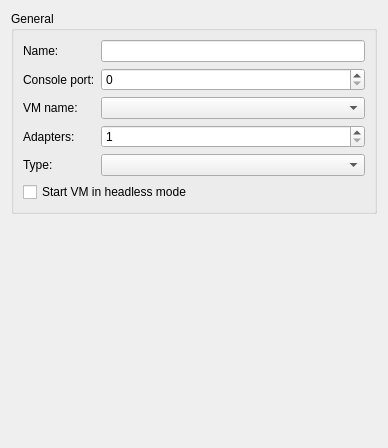
Before: the Qt Designer form gns3/modules/virtualbox/ui/virtualbox_vm_configuration_page.ui in GNS3/gns3-gui, drawn with Qt 5.
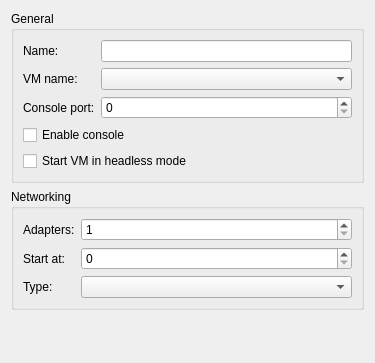
After: the same form once the commit is applied.

Commit message: Add "enable console" option to VirtualBox VMs (True by default). Add "start at" option to VirtualBox VMs (adapter start index, 0 by default). Fixes #86.

```diff
--- a/gns3/modules/virtualbox/ui/virtualbox_vm_configuration_page.ui
+++ b/gns3/modules/virtualbox/ui/virtualbox_vm_configuration_page.ui
@@ -6,8 +6,8 @@
    <rect>
     <x>0</x>
     <y>0</y>
-    <width>388</width>
-    <height>448</height>
+    <width>375</width>
+    <height>363</height>
    </rect>
   </property>
   <property name="windowTitle">
@@ -23,17 +23,24 @@
       <string>General</string>
      </property>
      <layout class="QGridLayout" name="gridLayout">
-      <item row="5" column="0" colspan="3">
-       <widget class="QCheckBox" name="uiHeadlessModeCheckBox">
+      <item row="0" column="0">
+       <widget class="QLabel" name="uiNameLabel">
         <property name="text">
-         <string>Start VM in headless mode</string>
+         <string>Name:</string>
         </property>
-        <property name="checked">
-         <bool>false</bool>
+       </widget>
+      </item>
+      <item row="0" column="1">
+       <widget class="QLineEdit" name="uiNameLineEdit"/>
+      </item>
+      <item row="1" column="0">
+       <widget class="QLabel" name="uiVMListLabel">
+        <property name="text">
+         <string>VM name:</string>
         </property>
        </widget>
       </item>
-      <item row="2" column="2">
+      <item row="1" column="1">
        <widget class="QComboBox" name="uiVMListComboBox">
         <property name="sizePolicy">
          <sizepolicy hsizetype="Expanding" vsizetype="Fixed">
@@ -43,62 +50,91 @@
         </property>
        </widget>
       </item>
-      <item row="1" column="2">
-       <widget class="QSpinBox" name="uiConsolePortSpinBox">
-        <property name="maximum">
-         <number>65535</number>
-        </property>
-       </widget>
-      </item>
-      <item row="1" column="0" colspan="2">
+      <item row="2" column="0">
        <widget class="QLabel" name="uiConsolePortLabel">
         <property name="text">
          <string>Console port:</string>
         </property>
        </widget>
       </item>
-      <item row="0" column="2">
-       <widget class="QLineEdit" name="uiNameLineEdit"/>
+      <item row="2" column="1">
+       <widget class="QSpinBox" name="uiConsolePortSpinBox">
+        <property name="maximum">
+         <number>65535</number>
+        </property>
+       </widget>
       </item>
-      <item row="2" column="0">
-       <widget class="QLabel" name="uiVMListLabel">
+      <item row="3" column="0" colspan="2">
+       <widget class="QCheckBox" name="uiEnableConsoleCheckBox">
         <property name="text">
-         <string>VM name:</string>
+         <string>Enable console</string>
         </property>
        </widget>
       </item>
+      <item row="4" column="0" colspan="2">
+       <widget class="QCheckBox" name="uiHeadlessModeCheckBox">
+        <property name="text">
+         <string>Start VM in headless mode</string>
+        </property>
+        <property name="checked">
+         <bool>false</bool>
+        </property>
+       </widget>
+      </item>
+     </layout>
+    </widget>
+   </item>
+   <item>
+    <widget class="QGroupBox" name="groupBox">
+     <property name="title">
+      <string>Networking</string>
+     </property>
+     <layout class="QGridLayout" name="gridLayout_2">
       <item row="0" column="0">
-       <widget class="QLabel" name="uiNameLabel">
-        <property name="text">
-         <string>Name:</string>
-        </property>
-       </widget>
-      </item>
-      <item row="4" column="0">
-       <widget class="QLabel" name="label">
-        <property name="text">
-         <string>Type:</string>
-        </property>
-       </widget>
-      </item>
-      <item row="3" column="0">
        <widget class="QLabel" name="uiAdaptersLabel">
         <property name="text">
          <string>Adapters:</string>
         </property>
        </widget>
       </item>
-      <item row="3" column="2">
+      <item row="0" column="1">
        <widget class="QSpinBox" name="uiAdaptersSpinBox">
         <property name="minimum">
          <number>1</number>
         </property>
         <property name="maximum">
-         <number>32</number>
+         <number>36</number>
         </property>
        </widget>
       </item>
-      <item row="4" column="2">
+      <item row="1" column="0">
+       <widget class="QLabel" name="uiAdapterStartIndexLabel">
+        <property name="text">
+         <string>Start at:</string>
+        </property>
+       </widget>
+      </item>
+      <item row="1" column="1">
+       <widget class="QSpinBox" name="uiAdapterStartIndexSpinBox">
+        <property name="minimum">
+         <number>0</number>
+        </property>
+        <property name="maximum">
+         <number>35</number>
+        </property>
+        <property name="value">
+         <number>0</number>
+        </property>
+       </widget>
+      </item>
+      <item row="2" column="0">
+       <widget class="QLabel" name="label">
+        <property name="text">
+         <string>Type:</string>
+        </property>
+       </widget>
+      </item>
+      <item row="2" column="1">
        <widget class="QComboBox" name="uiAdapterTypesComboBox">
         <property name="sizePolicy">
          <sizepolicy hsizetype="Expanding" vsizetype="Fixed">
```
The commit also changes 7 other files.
